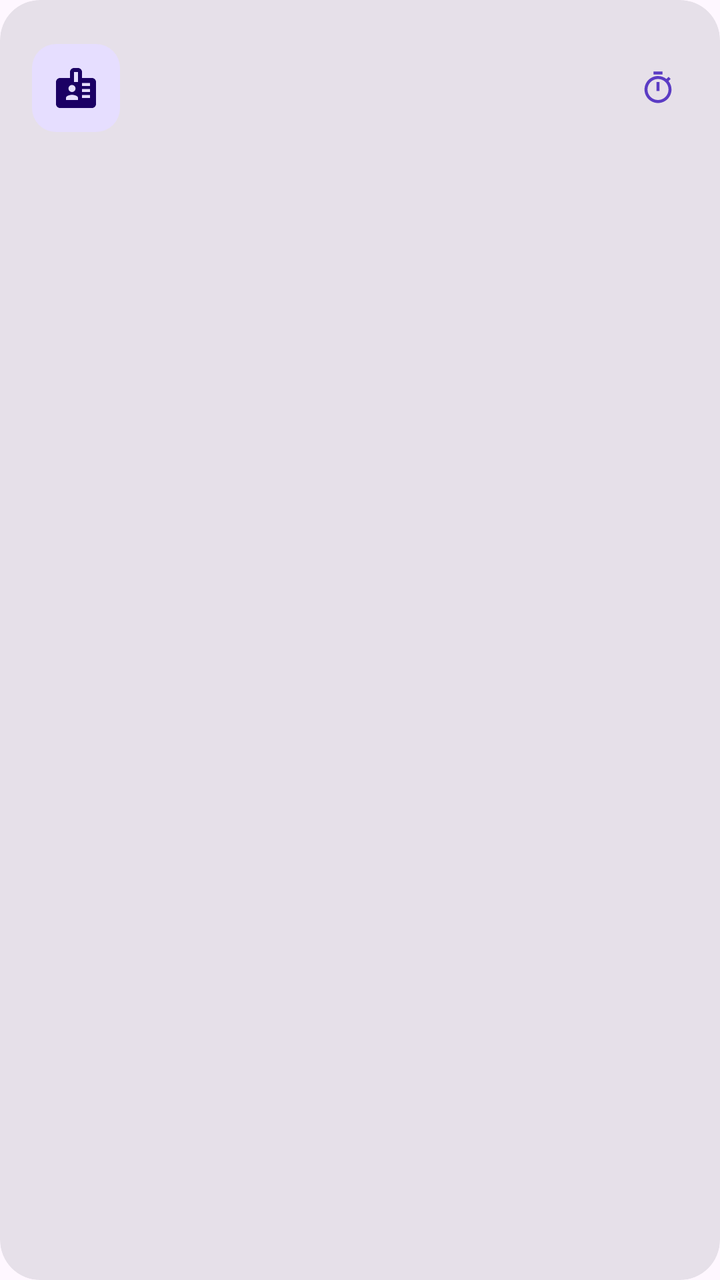
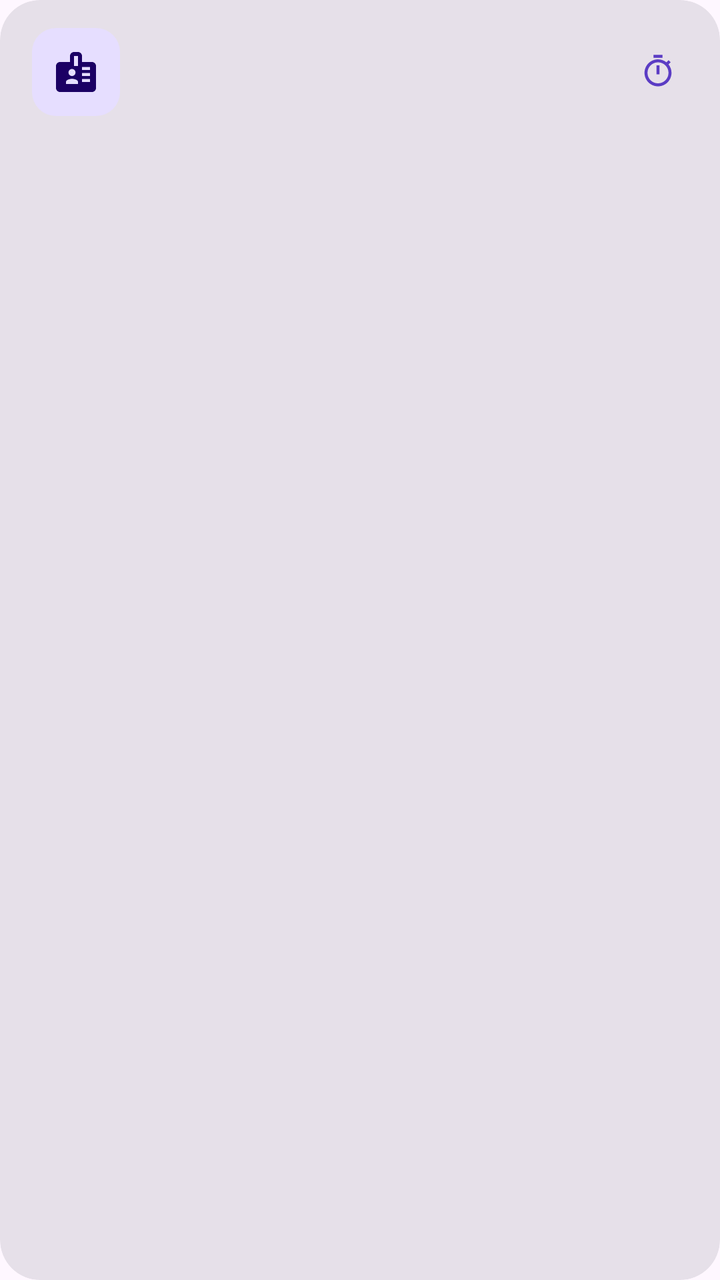

The first picture is an Android layout as it rendered before a commit; the second is the same layout after the commit. The layout source and the unified diff follow.
<!-- AndroidManifest.xml: application theme Theme.App -->
<!-- res/layout/item_pool_entry.xml -->
<?xml version="1.0" encoding="utf-8"?>
<com.google.android.material.card.MaterialCardView xmlns:android="http://schemas.android.com/apk/res/android"
    xmlns:app="http://schemas.android.com/apk/res-auto"
    android:layout_width="match_parent"
    android:layout_height="wrap_content"
    android:layout_marginBottom="10dp"
    style="?attr/materialCardViewFilledStyle"
    app:cardCornerRadius="20dp">

    <LinearLayout
        android:layout_width="match_parent"
        android:layout_height="wrap_content"
        android:gravity="center_vertical"
        android:orientation="horizontal"
        android:paddingHorizontal="16dp"
        android:paddingVertical="14dp">

        <FrameLayout
            android:layout_width="44dp"
            android:layout_height="44dp"
            android:background="@drawable/pool_icon_bg">

            <ImageView
                android:layout_width="24dp"
                android:layout_height="24dp"
                android:layout_gravity="center"
                android:contentDescription="@null"
                android:src="@drawable/ic_badge"
                app:tint="?attr/colorOnPrimaryContainer" />
        </FrameLayout>

        <LinearLayout
            android:layout_width="0dp"
            android:layout_height="wrap_content"
            android:layout_marginStart="14dp"
            android:layout_weight="1"
            android:orientation="vertical">

            <TextView
                android:id="@+id/tvName"
                android:layout_width="match_parent"
                android:layout_height="wrap_content"
                android:ellipsize="end"
                android:maxLines="1"
                android:textAppearance="?attr/textAppearanceTitleMedium"
                android:textColor="?attr/colorOnSurface" />

            <TextView
                android:id="@+id/tvRegNo"
                android:layout_width="match_parent"
                android:layout_height="wrap_content"
                android:layout_marginTop="2dp"
                android:ellipsize="end"
                android:maxLines="1"
                android:textAppearance="?attr/textAppearanceBodySmall"
                android:textColor="?attr/colorOnSurfaceVariant" />

            <TextView
                android:id="@+id/tvUid"
                android:layout_width="match_parent"
                android:layout_height="wrap_content"
                android:layout_marginTop="4dp"
                android:ellipsize="end"
                android:fontFamily="monospace"
                android:maxLines="1"
                android:textAppearance="?attr/textAppearanceBodySmall"
                android:textColor="?attr/colorOnSurfaceVariant" />
        </LinearLayout>

        <LinearLayout
            android:layout_width="wrap_content"
            android:layout_height="wrap_content"
            android:layout_marginStart="8dp"
            android:gravity="center_vertical"
            android:orientation="horizontal">

            <ImageView
                android:layout_width="18dp"
                android:layout_height="18dp"
                android:contentDescription="@null"
                android:src="@drawable/ic_timer"
                app:tint="?attr/colorPrimary" />

            <TextView
                android:id="@+id/tvTimer"
                android:layout_width="wrap_content"
                android:layout_height="wrap_content"
                android:layout_marginStart="6dp"
                android:textAppearance="?attr/textAppearanceTitleMedium"
                android:textColor="?attr/colorPrimary" />
        </LinearLayout>
    </LinearLayout>
</com.google.android.material.card.MaterialCardView>
<!-- resources referenced by this layout -->
<resources>
  <!-- drawable ic_badge (drawable) -->
  <vector xmlns:android="http://schemas.android.com/apk/res/android"
      android:width="24dp" android:height="24dp"
      android:viewportWidth="24" android:viewportHeight="24">
      <path android:fillColor="?attr/colorControlNormal"
          android:pathData="M20,7h-5V4c0,-1.1 -0.9,-2 -2,-2h-2c-1.1,0 -2,0.9 -2,2v3H4C2.9,7 2,7.9 2,9v11c0,1.1 0.9,2 2,2h16c1.1,0 2,-0.9 2,-2V9c0,-1.1 -0.9,-2 -2,-2ZM11,4h2v5h-2V4ZM13,18H7v-1.1c0,-1 2,-1.5 3,-1.5s3,0.5 3,1.5V18ZM10,14c-0.97,0 -1.75,-0.78 -1.75,-1.75S9.03,10.5 10,10.5s1.75,0.78 1.75,1.75S10.97,14 10,14ZM19,17h-4v-1.5h4V17ZM19,14h-4v-1.5h4V14ZM19,11h-4V9.5h4V11Z" />
  </vector>
  <!-- drawable ic_timer (drawable) -->
  <vector xmlns:android="http://schemas.android.com/apk/res/android"
      android:width="24dp" android:height="24dp"
      android:viewportWidth="24" android:viewportHeight="24">
      <path android:fillColor="?attr/colorControlNormal"
          android:pathData="M15,1H9v2h6V1ZM11,14h2V8h-2v6ZM19.03,7.39l1.42,-1.42c-0.43,-0.51 -0.9,-0.99 -1.41,-1.41l-1.42,1.42C16.07,4.74 14.12,4 12,4c-4.97,0 -9,4.03 -9,9s4.02,9 9,9 9,-4.03 9,-9c0,-2.12 -0.74,-4.07 -1.97,-5.61ZM12,20c-3.87,0 -7,-3.13 -7,-7s3.13,-7 7,-7 7,3.13 7,7 -3.13,7 -7,7Z" />
  </vector>
  <!-- drawable pool_icon_bg (drawable) -->
  <?xml version="1.0" encoding="utf-8"?>
  <shape xmlns:android="http://schemas.android.com/apk/res/android"
      android:shape="rectangle">
      <solid android:color="?attr/colorPrimaryContainer" />
      <corners android:radius="12dp" />
  </shape>
  <color name="md_primary">#5B3CC4</color>
  <color name="md_on_primary">#FFFFFF</color>
  <color name="md_primary_container">#E6DEFF</color>
  <color name="md_on_primary_container">#1B0064</color>
  <color name="md_secondary">#625B71</color>
  <color name="md_on_secondary">#FFFFFF</color>
  <color name="md_secondary_container">#E8DEF8</color>
  <color name="md_on_secondary_container">#1E192B</color>
  <color name="md_tertiary">#7D5260</color>
  <color name="md_on_tertiary">#FFFFFF</color>
  <color name="md_tertiary_container">#FFD8E4</color>
  <color name="md_on_tertiary_container">#31111D</color>
  <color name="md_error">#B3261E</color>
  <color name="md_on_error">#FFFFFF</color>
  <color name="md_error_container">#F9DEDC</color>
  <color name="md_on_error_container">#410E0B</color>
  <color name="md_background">#FEF7FF</color>
  <color name="md_on_background">#1D1B20</color>
  <color name="md_surface">#FEF7FF</color>
  <color name="md_on_surface">#1D1B20</color>
  <color name="md_surface_variant">#E7E0EC</color>
  <color name="md_on_surface_variant">#49454F</color>
  <color name="md_outline">#79747E</color>
  <color name="md_outline_variant">#CAC4D0</color>
  <style name="Animation.App.Window" parent="@android:style/Animation.Activity">
          <item name="android:activityOpenEnterAnimation">@anim/fade_in</item>
          <item name="android:activityOpenExitAnimation">@anim/fade_out</item>
          <item name="android:activityCloseEnterAnimation">@anim/fade_in</item>
          <item name="android:activityCloseExitAnimation">@anim/fade_out</item>
      </style>
  <!-- unchanged entries left out for length: 1 -->
</resources>

<!-- the commit's change to res/layout/item_pool_entry.xml (unified diff, before → after) -->
@@ -55,16 +55,6 @@
                 android:textAppearance="?attr/textAppearanceBodySmall"
                 android:textColor="?attr/colorOnSurfaceVariant" />
 
-            <TextView
-                android:id="@+id/tvUid"
-                android:layout_width="match_parent"
-                android:layout_height="wrap_content"
-                android:layout_marginTop="4dp"
-                android:ellipsize="end"
-                android:fontFamily="monospace"
-                android:maxLines="1"
-                android:textAppearance="?attr/textAppearanceBodySmall"
-                android:textColor="?attr/colorOnSurfaceVariant" />
         </LinearLayout>
 
         <LinearLayout
